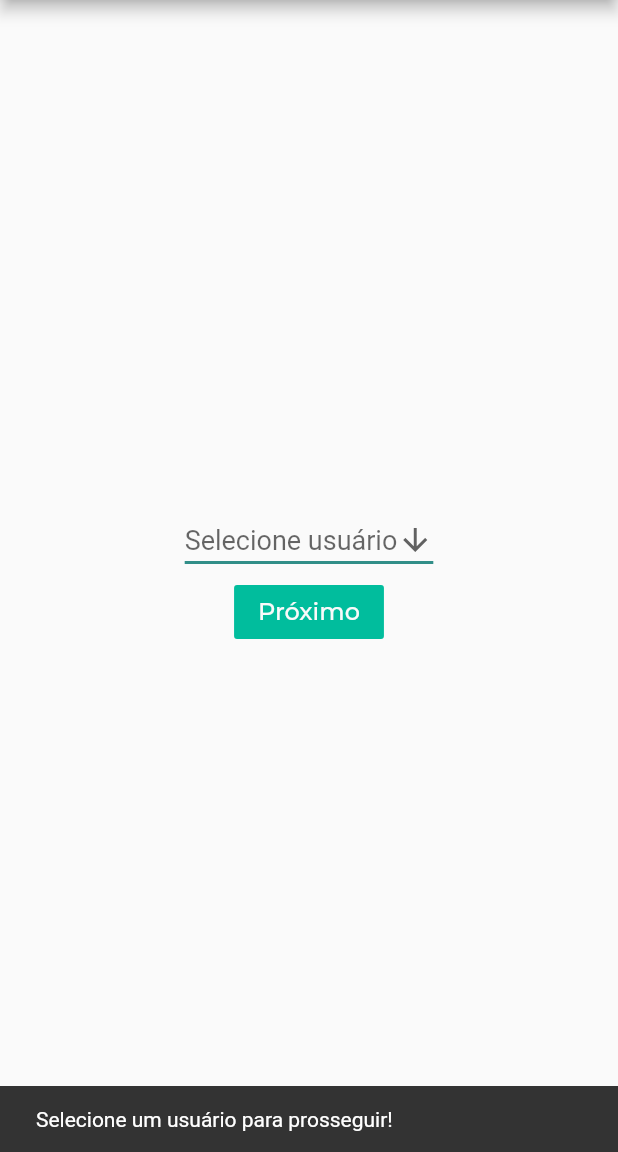
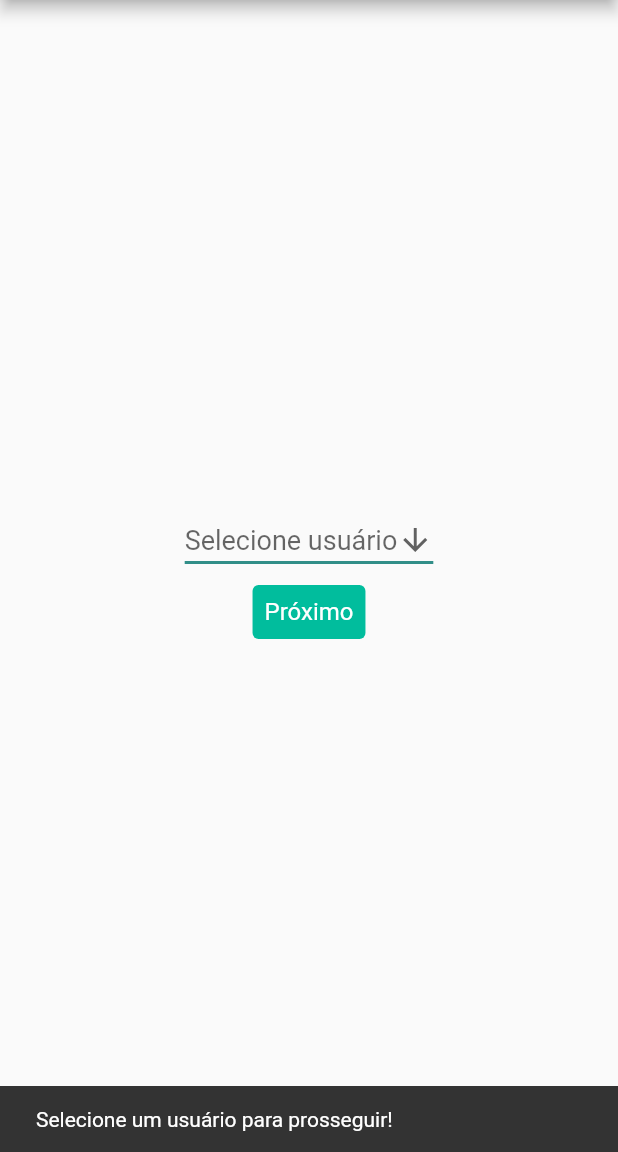
Before and after one commit to spirabr/app, a Flutter app: the screen it shows after launch, after a tap on "Próximo", on a phone screen of 412 x 824 dp, the part 84-1236 px from its top. Run offline on Flutter 3.47's test engine with Material 2 defaults, Android fonts, the phone set to English and light mode, and no system bars; our stand-ins replace stop_watch_timer; missing offline and left inert: flutter_sound; project files that could hold a hidden picture were left out.

Commit message:
feat: Deprecated FlatButton library was replaced by TextButton
Co-authored-by: Alexia Scheffer <ac.scheffer@usp.br>
Co-authored-by: Matheus Santos <mattsantos.conce@gmail.com>

```diff
--- a/lib/select_collector.dart
+++ b/lib/select_collector.dart
@@ -49,7 +49,7 @@ class _SelectCollectorState extends State<SelectCollector> {
               }).toList(),
             ),
             Builder(
-              builder: (context) => FlatButton(
+              builder: (context) => TextButton(
                 onPressed: () {
                   if (selectedCollector == null) {
                     final snackBar = SnackBar(
@@ -62,17 +62,17 @@ class _SelectCollectorState extends State<SelectCollector> {
                     return;
                   }
 
-                  Navigator.of(context).push(
-                    MaterialPageRoute(builder: (context) {
-                      return Menu(selectedCollector);
-                    }),
-                  );
+                  Navigator.of(context)
+                      .push(MaterialPageRoute(builder: (context) {
+                    return Menu(selectedCollector);
+                  }));
                 },
-                child: Text(
-                  "Próximo",
-                  style: TextStyle(color: Colors.grey[50], fontSize: 16),
+                child: Text("Próximo"),
+                style: TextButton.styleFrom(
+                  primary: Colors.white,
+                  backgroundColor: Theme.of(context).primaryColor,
+                  textStyle: TextStyle(color: Colors.grey[50], fontSize: 16),
                 ),
-                color: Theme.of(context).primaryColor,
               ),
             ),
           ],
```
Also changed, not shown: 1 other file.
